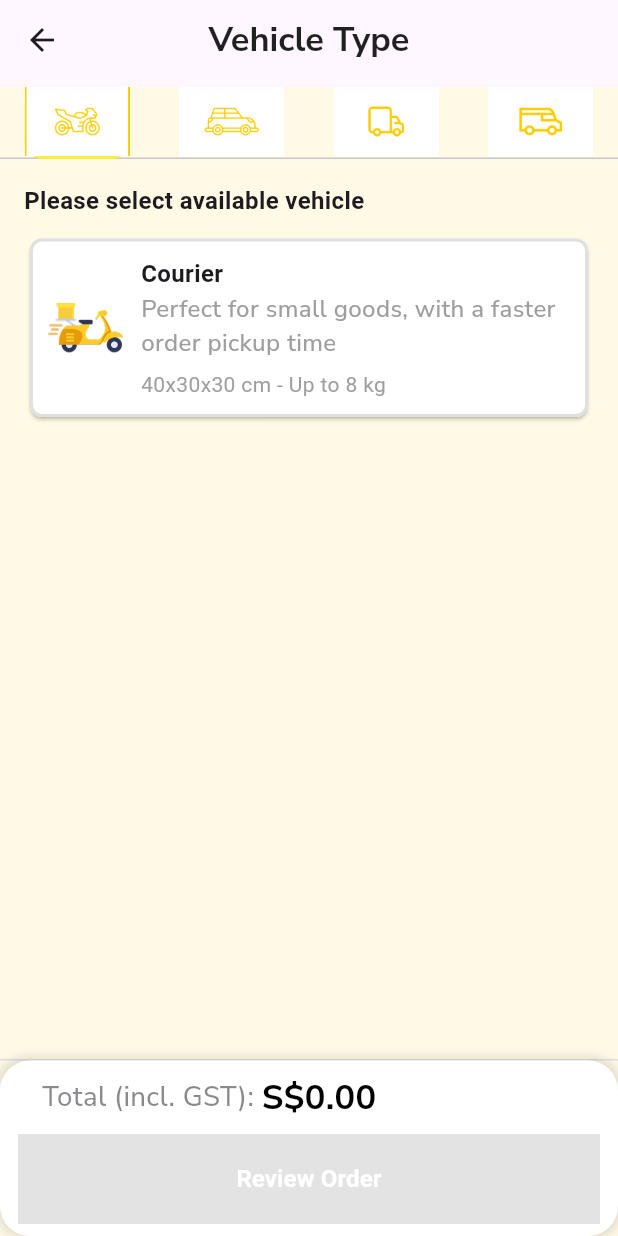
After one commit to Dev-Ninjas-Backup/nicholaslim80, a Flutter app: the VehicleSelectionPage screen opened directly, on a phone screen of 412 x 824 dp. The commit adds this screen. Run offline on Flutter 3.47's test engine with Material 3 defaults, Android fonts, the phone set to English and light mode, and no system bars; our stand-ins replace flutter_easyloading, flutter_screenutil, get, google_fonts, share_plus.

Commit message:
Express Delivery _vehicle type_selection all functionality done

```diff
--- a/lib/core/utils/constants/icon_path.dart
+++ b/lib/core/utils/constants/icon_path.dart
@@ -47,4 +47,11 @@ class IconPath {
   static String shopcar = "assets/icons/shop_car.png";
   static String collectIcon = "assets/icons/collected_dot.png";
   static String deliveredIcon = "assets/icons/delevered_dot.png";
+  static String courierIcon = "assets/icons/courier.png";
+  static String realCar = "assets/icons/real_car.png";
+  static String mpv = "assets/icons/mpv.png";
+  static String van = "assets/icons/van1.png";
+  static String trunk1 = "assets/icons/trunk1.png";
+  static String trunk2 = "assets/icons/trunk2.png";
+  static String trunk3 = "assets/icons/trunk3.png";
 }
--- a/lib/features/user/ express_delivery_1/screen/express_delivery_1.dart
+++ b/lib/features/user/ express_delivery_1/screen/express_delivery_1.dart
@@ -7,6 +7,8 @@ import 'package:nicholaslim80/features/user/%20express_delivery_1/widget/collect
 import 'package:nicholaslim80/features/user/%20express_delivery_1/widget/order_review_widget.dart';
 import 'package:nicholaslim80/features/user/%20express_delivery_1/widget/select_location_widget.dart';
 import 'package:nicholaslim80/features/user/%20express_delivery_1/widget/vehicle_type_widget.dart';
+import 'package:nicholaslim80/features/user/Veicale_Type_on_Exprees_Delivery/screen/veichale_secation_page.dart';
+
 import 'package:nicholaslim80/routes/app_routes.dart';
 
 class ExpressDelivery1 extends StatelessWidget {
@@ -105,7 +107,9 @@ class ExpressDelivery1 extends StatelessWidget {
                     ),
                   ),
                   IconButton(
-                    onPressed: () {},
+                    onPressed: () {
+                      Get.to(() => VehicleSelectionPage());
+                    },
                     icon: Icon(Icons.info_outline),
                     color: Colors.black87,
                     iconSize: 20,
--- /dev/null
+++ b/lib/features/user/Veicale_Type_on_Exprees_Delivery/controller/vehicle_Controller.dart
@@ -0,0 +1,170 @@
+import 'package:get/get.dart';
+import 'package:nicholaslim80/core/utils/constants/icon_path.dart';
+import 'package:nicholaslim80/features/user/Veicale_Type_on_Exprees_Delivery/models/data_model.dart';
+
+class VehicleController extends GetxController {
+  // Observables
+  final selectedVehicle = Rxn<Vehicle>();
+  final selectedServices = <AdditionalService>[].obs;
+  final calculationHistory = <String>[].obs;
+
+  // ------------------- VEHICLE DATA -------------------
+
+  final List<Vehicle> _allVehicles = [
+    Vehicle(
+      name: 'Courier',
+      type: 'Courier',
+      subtitle: 'Perfect for small goods, with a faster order pickup time',
+      price: 15.0,
+      details: '40x30x30 cm - Up to 8 kg',
+      imageAsset: IconPath.courierIcon,
+    ),
+    Vehicle(
+      name: 'Car',
+      type: 'Car',
+      subtitle: 'Car delivery of medium size items',
+      price: 15.0,
+      details: '70x50x50 cm - Up to 20 kg',
+      imageAsset: IconPath.realCar,
+    ),
+    Vehicle(
+      name: 'MPV',
+      type: 'Car',
+      subtitle: 'Ideal for small-medium size carton boxes, mini hamper',
+      price: 25.0,
+      details: '110x80x50 cm - Up to 50 kg',
+      imageAsset: IconPath.realCar,
+    ),
+    Vehicle(
+      name: '1.7 m Van',
+      type: 'Van',
+      subtitle: 'Truck delivery of large & bulky items',
+      price: 30.0,
+      details: '160x120x100 cm - Up to 400 kg',
+      imageAsset: IconPath.van,
+    ),
+    Vehicle(
+      name: '2.4 m Van',
+      type: 'Van',
+      subtitle: 'Van delivery of medium-large size items',
+      price: 30.0,
+      details: '160x120x100 cm - Up to 400 kg',
+      imageAsset: IconPath.van,
+    ),
+    Vehicle(
+      name: '10 ft Truck',
+      type: 'Truck',
+      subtitle: 'Delivery of multiple large & bulky items',
+      price: 50.0,
+      details: '420x170x190 cm - Up to 2000 kg',
+      imageAsset: IconPath.trunk1,
+    ),
+    Vehicle(
+      name: '14 ft Truck',
+      type: 'Truck',
+      subtitle: 'Delivery of multiple large & bulky items',
+      price: 50.0,
+      details: '420x170x190 cm - Up to 2000 kg',
+      imageAsset: IconPath.trunk2,
+    ),
+    Vehicle(
+      name: '24 ft Truck',
+      type: 'Truck',
+      subtitle: 'Delivery of multiple very large & bulky items',
+      price: 50.0,
+      details: '420x170x190 cm - Up to 2000 kg',
+      imageAsset: IconPath.trunk3,
+    ),
+  ];
+
+  // ------------------- SERVICES DATA -------------------
+
+  final List<AdditionalService> _allServices = [
+    AdditionalService(
+      name: 'Controlled zone',
+      price: 15.0,
+      applicableTo: ['Courier', 'Car'],
+    ),
+    AdditionalService(
+      name: 'Get for me (Food / beverage only)',
+      price: 30.0,
+      applicableTo: ['Courier'],
+    ),
+    AdditionalService(
+      name: 'Get for me (Others except food / beverage)',
+      price: 20.0,
+      applicableTo: ['Courier'],
+    ),
+    AdditionalService(name: 'Door-to-door', price: 30.0, applicableTo: ['Van']),
+    AdditionalService(name: 'Tailboard', price: 20.0, applicableTo: ['Truck']),
+    AdditionalService(name: 'Open/Box', price: 20.0, applicableTo: ['Truck']),
+  ];
+
+  // ------------------- GETTERS -------------------
+
+  List<Vehicle> getVehiclesForType(String type) =>
+      _allVehicles.where((v) => v.type == type).toList();
+
+  List<AdditionalService> getAdditionalServicesForType(String type) {
+    final vehicle = selectedVehicle.value;
+    if (vehicle == null) return [];
+    return _allServices
+        .where((s) => s.applicableTo.contains(vehicle.type))
+        .toList();
+  }
+
+  // ------------------- SELECT VEHICLE -------------------
+
+  void selectVehicle(Vehicle vehicle) {
+    if (selectedVehicle.value == vehicle) {
+      // unselect
+      selectedVehicle.value = null;
+      selectedServices.clear();
+      calculationHistory.clear();
+    } else {
+      selectedVehicle.value = vehicle;
+      selectedServices.clear();
+      _updateHistory();
+    }
+  }
+
+  // ------------------- TOGGLE SERVICE -------------------
+
+  void toggleService(AdditionalService service) {
+    selectedServices.contains(service)
+        ? selectedServices.remove(service)
+        : selectedServices.add(service);
+
+    _updateHistory();
+  }
+
+  // ------------------- CALCULATE TOTAL -------------------
+
+  double calculateTotal() {
+    double total = selectedVehicle.value?.price ?? 0;
+
+    total += selectedServices.fold(0.0, (sum, item) => sum + item.price);
+
+    return total;
+  }
+
+  // ------------------- HISTORY HANDLING -------------------
+
+  void _updateHistory() {
+    calculationHistory.clear();
+
+    if (selectedVehicle.value != null) {
+      calculationHistory.add(
+        "${selectedVehicle.value!.name}: S\$${selectedVehicle.value!.price.toStringAsFixed(2)}",
+      );
+    }
+
+    for (var s in selectedServices) {
+      calculationHistory.add("${s.name}: S\$${s.price.toStringAsFixed(2)}");
+    }
+  }
+
+  // ------------------- ORDER READY -------------------
+
+  bool get isOrderReady => selectedVehicle.value != null;
+}
--- /dev/null
+++ b/lib/features/user/Veicale_Type_on_Exprees_Delivery/models/data_model.dart
@@ -0,0 +1,30 @@
+class Vehicle {
+  final String name;
+  final String type; // Courier, Car, Van, Truck
+  final double price;
+  final String details;
+  final String? imageAsset; // optional
+  final String? subtitle; // optional
+
+  Vehicle({
+    required this.name,
+    required this.type,
+    required this.price,
+    required this.details,
+    this.imageAsset,
+    this.subtitle,
+  });
+}
+
+class AdditionalService {
+  final String name;
+  final double price;
+  final List<String>
+  applicableTo; // List of vehicle types this service applies to
+
+  AdditionalService({
+    required this.name,
+    required this.price,
+    required this.applicableTo,
+  });
+}
--- /dev/null
+++ b/lib/features/user/Veicale_Type_on_Exprees_Delivery/screen/veichale_secation_page.dart
@@ -0,0 +1,95 @@
+import 'package:flutter/material.dart';
+import 'package:nicholaslim80/core/common/styles/global_text_style.dart';
+import 'package:nicholaslim80/core/utils/constants/app_colors.dart';
+import 'package:nicholaslim80/core/utils/constants/icon_path.dart';
+import 'package:nicholaslim80/features/user/Veicale_Type_on_Exprees_Delivery/widget/vehicleTab_page.dart';
+
+class VehicleSelectionPage extends StatelessWidget {
+  const VehicleSelectionPage({super.key});
+
+  @override
+  Widget build(BuildContext context) {
+    return DefaultTabController(
+      length: 4,
+      child: Scaffold(
+        backgroundColor: AppColors.backgroungColor,
+        appBar: AppBar(
+          elevation: 0,
+          title: Text(
+            'Vehicle Type',
+            style: getTextStyle(
+              fontSize: 20,
+              color: Colors.black87,
+              fontWeight: FontWeight.w700,
+            ),
+          ),
+          centerTitle: true,
+          bottom: PreferredSize(
+            preferredSize: const Size.fromHeight(50),
+            child: Container(
+              color: AppColors.backgroungColor,
+              margin: const EdgeInsets.only(top: 5),
+              child: TabBar(
+                isScrollable: false, // evenly spaced
+                indicator: BoxDecoration(
+                  color: Colors.yellow,
+                  borderRadius: BorderRadius.circular(12),
+                ),
+                tabs: [
+                  Expanded(
+                    child: Tab(
+                      icon: Image.asset(
+                        IconPath.bike2,
+                        height: 60,
+                        width: 70,
+                        fit: BoxFit.cover,
+                      ),
+                    ),
+                  ),
+                  Expanded(
+                    child: Tab(
+                      icon: Image.asset(
+                        IconPath.car2,
+                        height: 60,
+                        width: 70,
+                        fit: BoxFit.cover,
+                      ),
+                    ),
+                  ),
+                  Expanded(
+                    child: Tab(
+                      icon: Image.asset(
+                        IconPath.shipment,
+                        height: 60,
+                        width: 70,
+                        fit: BoxFit.cover,
+                      ),
+                    ),
+                  ),
+                  Expanded(
+                    child: Tab(
+                      icon: Image.asset(
+                        IconPath.shopcar,
+                        height: 60,
+                        width: 70,
+                        fit: BoxFit.cover,
+                      ),
+                    ),
+                  ),
+                ],
+              ),
+            ),
+          ),
+        ),
+        body: TabBarView(
+          children: [
+            VehicleTabPage(vehicleType: 'Courier'),
+            VehicleTabPage(vehicleType: 'Car'),
+            VehicleTabPage(vehicleType: 'Van'),
+            VehicleTabPage(vehicleType: 'Truck'),
+          ],
+        ),
+      ),
+    );
+  }
+}
--- /dev/null
+++ b/lib/features/user/Veicale_Type_on_Exprees_Delivery/widget/vehicale_card.dart
@@ -0,0 +1,257 @@
+import 'package:flutter/cupertino.dart';
+import 'package:flutter/material.dart';
+import 'package:nicholaslim80/core/common/styles/global_text_style.dart';
+import 'package:nicholaslim80/core/utils/constants/icon_path.dart';
+import 'package:nicholaslim80/features/user/Veicale_Type_on_Exprees_Delivery/models/data_model.dart';
+
+class VehicleCard extends StatelessWidget {
+  final Vehicle vehicle;
+  final bool isSelected;
+  final VoidCallback onTap;
+
+  const VehicleCard({
+    super.key,
+    required this.vehicle,
+    required this.isSelected,
+    required this.onTap,
+  });
+
+  @override
+  Widget build(BuildContext context) {
+    return Card(
+      color: Colors.white,
+      shape: RoundedRectangleBorder(
+        borderRadius: BorderRadius.circular(8),
+        side: BorderSide(
+          color: isSelected ? Colors.amberAccent : Colors.grey[300]!,
+          width: 2,
+        ),
+      ),
+      child: InkWell(
+        onTap: onTap,
+        borderRadius: BorderRadius.circular(8),
+        child: Padding(
+          padding: const EdgeInsets.all(12.0),
+          child: Row(
+            children: [
+              // Vehicle image
+              Image.asset(
+                (vehicle.imageAsset != null && vehicle.imageAsset!.isNotEmpty)
+                    ? vehicle.imageAsset!
+                    : IconPath.bike,
+                width: 50,
+                height: 50,
+                fit: BoxFit.contain,
+              ),
+              SizedBox(width: 12),
+
+              // Texts
+              Expanded(
+                child: Column(
+                  crossAxisAlignment: CrossAxisAlignment.start,
+                  children: [
+                    Text(
+                      vehicle.name,
+                      style: const TextStyle(
+                        fontWeight: FontWeight.bold,
+                        fontSize: 16,
+                      ),
+                    ),
+                    Text(
+                      vehicle.subtitle ?? '',
+                      style: getTextStyle(
+                        fontWeight: FontWeight.w500,
+                        fontSize: 14,
+                        color: Colors.grey,
+                      ),
+                    ),
+                    const SizedBox(height: 6),
+                    Text(
+                      vehicle.details,
+                      style: const TextStyle(color: Colors.grey, fontSize: 14),
+                    ),
+                  ],
+                ),
+              ),
+
+              // Check icon if selected
+              if (isSelected)
+                const Icon(Icons.check_circle, color: Colors.green),
+            ],
+          ),
+        ),
+      ),
+    );
+  }
+}
+
+class AdditionalServiceCard extends StatelessWidget {
+  final AdditionalService service;
+  final bool isSelected;
+  final VoidCallback onTap;
+
+  const AdditionalServiceCard({
+    super.key,
+    required this.service,
+    required this.isSelected,
+    required this.onTap,
+  });
+
+  @override
+  Widget build(BuildContext context) {
+    return Card(
+      color: isSelected ? Colors.yellow[100] : Colors.white,
+      shape: RoundedRectangleBorder(
+        borderRadius: BorderRadius.circular(8),
+        side: BorderSide(color: isSelected ? Colors.yellow : Colors.grey[300]!),
+      ),
+      child: ListTile(
+        onTap: onTap,
+        title: Text(
+          service.name,
+          style: getTextStyle(
+            fontWeight: FontWeight.w500, // Medium weight
+            fontSize: 14, // Adjust size as needed
+            color: Colors.black87, // Change color if needed
+          ),
+        ),
+
+        trailing: Text(
+          '+S\$${service.price.toStringAsFixed(2)}',
+          style: getTextStyle(
+            fontWeight: FontWeight.bold,
+            fontSize: 14,
+            color: Colors.black,
+          ),
+        ),
+      ),
+    );
+  }
+}
+
+class BottomSummary extends StatelessWidget {
+  final double total;
+  final bool isButtonEnabled;
+  final List<String> calculationHistory;
+
+  const BottomSummary({
+    super.key,
+    required this.total,
+    required this.isButtonEnabled,
+    required this.calculationHistory,
+  });
+
+  @override
+  Widget build(BuildContext context) {
+    return Column(
+      mainAxisSize: MainAxisSize.min,
+      children: [
+        /// Divider or shadow
+        Container(height: 1, color: Colors.grey.shade300),
+
+        /// Total + Button
+        Container(
+          width: double.infinity,
+          decoration: const BoxDecoration(
+            color: Colors.white,
+            borderRadius: BorderRadius.only(
+              topLeft: Radius.circular(20),
+              topRight: Radius.circular(20),
+              bottomLeft: Radius.circular(20),
+              bottomRight: Radius.circular(20),
+            ),
+            boxShadow: [
+              BoxShadow(color: Colors.black12, blurRadius: 5, spreadRadius: 2),
+            ],
+          ),
+          padding: const EdgeInsets.symmetric(vertical: 8),
+          child: Padding(
+            padding: EdgeInsets.only(left: 12, right: 12),
+            child: Column(
+              mainAxisSize: MainAxisSize.min,
+              children: [
+                // Total
+                Padding(
+                  padding: const EdgeInsets.symmetric(horizontal: 16),
+                  child: Row(
+                    children: [
+                      Text(
+                        'Total (incl. GST): ',
+                        style: getTextStyle(
+                          fontSize: 16,
+                          fontWeight: FontWeight.w500,
+                          color: CupertinoColors.secondaryLabel,
+                        ),
+                      ),
+                      Text(
+                        'S\$${total.toStringAsFixed(2)}',
+                        style: getTextStyle(
+                          fontSize: 20,
+                          fontWeight: FontWeight.bold,
+                          color: Colors.black,
+                        ),
+                      ),
+                    ],
+                  ),
+                ),
+                const SizedBox(height: 8),
+
+                // Edge-to-edge button
+                SizedBox(
+                  width: double.infinity,
+                  height: 60,
+                  child: FilledButton(
+                    onPressed: isButtonEnabled
+                        ? () {
+                            showDialog(
+                              context: context,
+                              builder: (context) => AlertDialog(
+                                title: const Text('Calculation History'),
+                                content: SizedBox(
+                                  width: double.maxFinite,
+                                  child: ListView.builder(
+                                    shrinkWrap: true,
+                                    itemCount: calculationHistory.length,
+                                    itemBuilder: (context, index) {
+                                      return ListTile(
+                                        leading: const Icon(Icons.history),
+                                        title: Text(calculationHistory[index]),
+                                      );
+                                    },
+                                  ),
+                                ),
+                                actions: [
+                                  TextButton(
+                                    onPressed: () => Navigator.pop(context),
+                                    child: const Text('Close'),
+                                  ),
+                                ],
+                              ),
+                            );
+                          }
+                        : null,
+                    style: FilledButton.styleFrom(
+                      backgroundColor: isButtonEnabled
+                          ? Colors.amber
+                          : Colors.grey.shade400,
+                      foregroundColor: Colors.white,
+                      shape: const RoundedRectangleBorder(),
+                    ),
+                    child: const Text(
+                      'Review Order',
+                      style: TextStyle(
+                        fontSize: 16,
+                        fontWeight: FontWeight.bold,
+                        color: Colors.white,
+                      ),
+                    ),
+                  ),
+                ),
+              ],
+            ),
+          ),
+        ),
+      ],
+    );
+  }
+}
--- /dev/null
+++ b/lib/features/user/Veicale_Type_on_Exprees_Delivery/widget/vehicleTab_page.dart
@@ -0,0 +1,95 @@
+import 'package:flutter/material.dart';
+import 'package:get/get.dart';
+import 'package:nicholaslim80/features/user/Veicale_Type_on_Exprees_Delivery/controller/vehicle_Controller.dart';
+import 'package:nicholaslim80/features/user/Veicale_Type_on_Exprees_Delivery/models/data_model.dart';
+import 'package:nicholaslim80/features/user/Veicale_Type_on_Exprees_Delivery/widget/vehicale_card.dart';
+
+class VehicleTabPage extends StatelessWidget {
+  final String vehicleType;
+
+  const VehicleTabPage({super.key, required this.vehicleType});
+
+  @override
+  Widget build(BuildContext context) {
+    final VehicleController controller = Get.put(
+      VehicleController(),
+      tag: vehicleType,
+    );
+
+    return Column(
+      children: [
+        Expanded(
+          child: SingleChildScrollView(
+            child: Padding(
+              padding: const EdgeInsets.all(16.0),
+              child: Obx(() {
+                final vehicles = controller.getVehiclesForType(vehicleType);
+                final selectedVehicle = controller.selectedVehicle.value;
+                final services = selectedVehicle != null
+                    ? controller.getAdditionalServicesForType(
+                        selectedVehicle.type,
+                      )
+                    : <AdditionalService>[];
+
+                return Column(
+                  crossAxisAlignment: CrossAxisAlignment.start,
+                  children: [
+                    const Text(
+                      'Please select available vehicle',
+                      style: TextStyle(
+                        fontSize: 16,
+                        fontWeight: FontWeight.bold,
+                      ),
+                    ),
+                    const SizedBox(height: 10),
+                    ...vehicles.map(
+                      (vehicle) => Padding(
+                        padding: const EdgeInsets.only(bottom: 14),
+                        child: VehicleCard(
+                          vehicle: vehicle,
+                          isSelected: selectedVehicle?.name == vehicle.name,
+                          onTap: () => controller.selectVehicle(vehicle),
+                        ),
+                      ),
+                    ),
+                    if (services.isNotEmpty) ...[
+                      const SizedBox(height: 20),
+                      const Text(
+                        'Additional Services',
+                        style: TextStyle(
+                          fontSize: 16,
+                          fontWeight: FontWeight.bold,
+                        ),
+                      ),
+                      const SizedBox(height: 10),
+                      ...services.map(
+                        (service) => Padding(
+                          padding: const EdgeInsets.only(bottom: 14),
+                          child: AdditionalServiceCard(
+                            service: service,
+                            isSelected: controller.selectedServices.contains(
+                              service,
+                            ),
+                            onTap: () => controller.toggleService(service),
+                          ),
+                        ),
+                      ),
+                    ],
+                  ],
+                );
+              }),
+            ),
+          ),
+        ),
+
+        Obx(
+          () => BottomSummary(
+            total: controller.calculateTotal(),
+            isButtonEnabled: controller.isOrderReady,
+            calculationHistory: controller.calculationHistory,
+          ),
+        ),
+      ],
+    );
+  }
+}
```
Also changed, not shown: assets/icons/courier.png (added), assets/icons/mpv.png (added), assets/icons/real_car.png (added), assets/icons/trunk1.png (added), assets/icons/trunk2.png (added), assets/icons/trunk3.png (added), assets/icons/van1.png (added).
